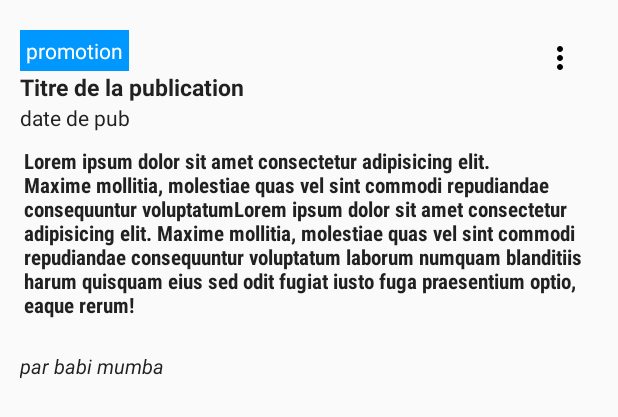
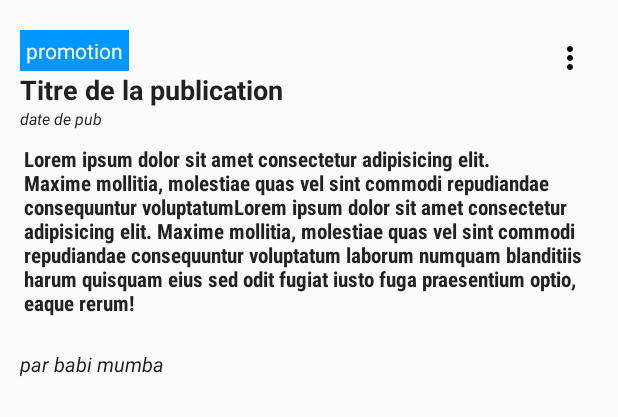
Before and after one commit to BabiMumba/esis_app, an Android app: the layout content_news.xml on its own in the app's theme, with its tools: preview values and no code run, on a phone screen of 412 x 824 dp. Shown: the top 417 px of the screen. Run offline under Robolectric (Android 15) with nearby library versions, the phone set to English and light mode, and no system bars.

Commit message:
add new file

```diff
--- a/app/src/main/java/com/BabiMumba/Esis_app/model/news_model.kt
+++ b/app/src/main/java/com/BabiMumba/Esis_app/model/news_model.kt
@@ -5,17 +5,23 @@ class news_model {
     lateinit var message:String
     lateinit var date:String
     lateinit var image:String
+    lateinit var id_doc:String
+    lateinit var autor:String
     constructor(){}
     constructor(
         titre: String,
         message: String,
         date: String,
         image:String,
+        id_doc:String,
+        autor:String,
     ) {
         this.titre = titre
         this.message = message
         this.date = date
         this.image = image
+        this.id_doc = id_doc
+        this.autor = autor
 
     }
 }
--- a/app/src/main/res/layout/content_news.xml
+++ b/app/src/main/res/layout/content_news.xml
@@ -6,7 +6,8 @@
     android:layout_width="match_parent"
     android:layout_height="match_parent"
     app:layout_behavior="@string/appbar_scrolling_view_behavior"
-    tools:showIn="@layout/activity_detaille_news">
+    tools:showIn="@layout/activity_detaille_news"
+    >
 
     <RelativeLayout
         android:padding="@dimen/_10sdp"
@@ -28,15 +29,13 @@
             android:textSize="@dimen/_11sdp"
             android:textStyle="bold" />
 
-
         <ImageView
-            android:id="@+id/delete_btn"
+            android:id="@+id/menu_btn"
             android:layout_width="wrap_content"
             android:layout_height="wrap_content"
             android:layout_alignParentEnd="true"
             android:layout_marginStart="@dimen/_5sdp"
             android:layout_marginTop="@dimen/_5sdp"
-            android:layout_marginEnd="@dimen/_5sdp"
             android:padding="@dimen/_5sdp"
             android:src="@drawable/ic_baseline_more_vert_24"
             android:text="supprimer"
@@ -74,7 +73,7 @@
             android:layout_below="@id/promot_news"
             android:text="Titre de la publication"
             android:textColor="@color/primary_text"
-            android:textSize="@dimen/_12sdp"
+            android:textSize="@dimen/_14sdp"
             android:textStyle="bold" />
 
         <TextView
@@ -83,6 +82,8 @@
             android:layout_height="wrap_content"
             android:layout_below="@id/title_news"
             android:text="date de pub"
+            android:textSize="@dimen/_8sdp"
+            android:textStyle="italic"
             android:textColor="@color/primary_text" />
 
     </RelativeLayout>
```
